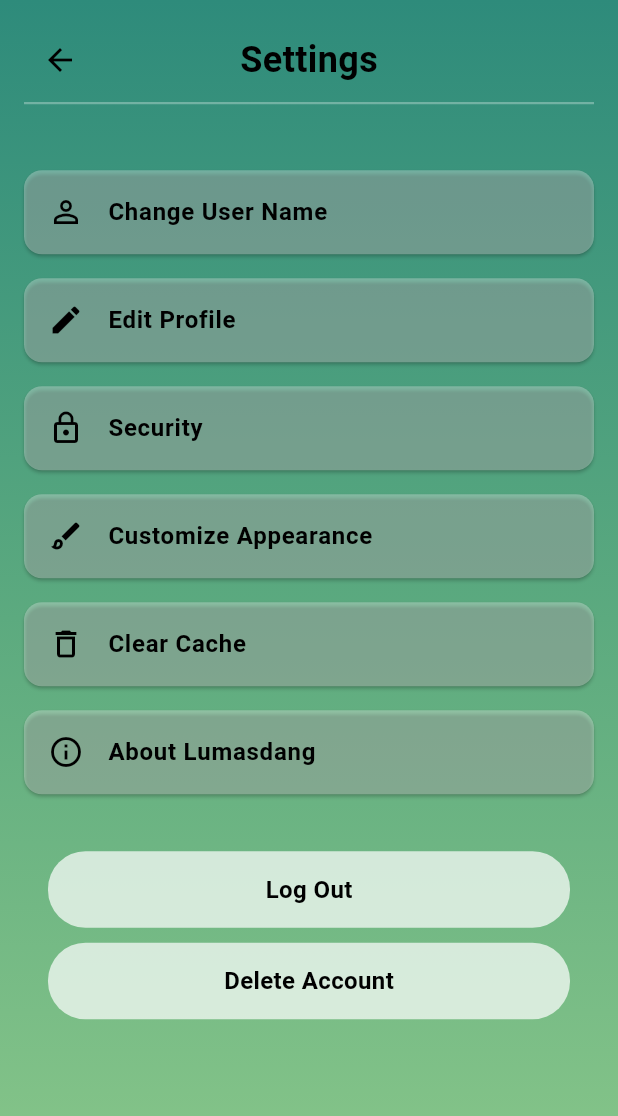
After one commit to dianesophia/LUMASDANG, a Flutter app: the MainSettings screen opened directly, on a phone screen of 412 x 824 dp. The commit adds this screen. Shown: the top 1116 px of the screen. Run offline on Flutter 3.47's test engine with Material 3 defaults, Android fonts, the phone set to English and light mode, and no system bars; our stand-ins replace cloud_firestore, connectivity_plus, firebase_auth, firebase_core, hive_flutter; accounts and stored records are empty; network calls fail.

Commit message:
Feat: Soft Delete for Delete Account

```diff
--- a/lib/screens/login.dart
+++ b/lib/screens/login.dart
@@ -1,5 +1,7 @@
+// lib/screens/login.dart
 import 'package:flutter/material.dart';
 import 'package:firebase_auth/firebase_auth.dart';
+import 'package:cloud_firestore/cloud_firestore.dart';
 import 'home.dart';
 import 'register.dart';
 
@@ -24,6 +26,7 @@ class _LoginPageState extends State<LoginPage> {
     super.dispose();
   }
 
+  // Login function with soft-delete check
   Future<void> _login() async {
     setState(() {
       _isLoading = true;
@@ -35,8 +38,29 @@ class _LoginPageState extends State<LoginPage> {
         password: _passwordController.text.trim(),
       );
 
+      final user = userCredential.user;
+      if (user != null) {
+        // Check if account is soft-deleted in Firestore
+        final doc = await FirebaseFirestore.instance
+            .collection('users')
+            .doc(user.uid)
+            .get();
+
+        if (doc.exists && doc.data()?['isDeleted'] == true) {
+          // Sign out immediately if deleted
+          await _auth.signOut();
+
+          ScaffoldMessenger.of(context).showSnackBar(
+            const SnackBar(
+              content: Text(
+                "This account has been deleted. Please register a new account.",
+              ),
+            ),
+          );
+          return; // Stop login
+        }
+
         // Login successful → go to HomePage
-      if (userCredential.user != null) {
         Navigator.pushReplacement(
           context,
           MaterialPageRoute(builder: (_) => const HomePage()),
@@ -59,8 +83,7 @@ class _LoginPageState extends State<LoginPage> {
     }
   }
 
-
-//Forgot password function
+  // Forgot password dialog
   Future<void> _showForgotPasswordDialog() async {
     final emailController = TextEditingController();
 
@@ -74,7 +97,6 @@ class _LoginPageState extends State<LoginPage> {
           titlePadding: const EdgeInsets.fromLTRB(24, 24, 24, 8),
           contentPadding: const EdgeInsets.fromLTRB(24, 8, 24, 0),
           actionsPadding: const EdgeInsets.fromLTRB(16, 8, 16, 16),
-
           title: Row(
             children: const [
               Icon(Icons.lock_reset, color: Color(0xFF2E8B7B)),
@@ -85,7 +107,6 @@ class _LoginPageState extends State<LoginPage> {
               ),
             ],
           ),
-
           content: Column(
             mainAxisSize: MainAxisSize.min,
             children: [
@@ -94,7 +115,6 @@ class _LoginPageState extends State<LoginPage> {
                 style: TextStyle(fontSize: 14, color: Colors.grey),
               ),
               const SizedBox(height: 20),
-
               TextField(
                 controller: emailController,
                 keyboardType: TextInputType.emailAddress,
@@ -115,7 +135,6 @@ class _LoginPageState extends State<LoginPage> {
               ),
             ],
           ),
-
           actions: [
             TextButton(
               onPressed: () => Navigator.pop(context),
@@ -124,7 +143,6 @@ class _LoginPageState extends State<LoginPage> {
                 style: TextStyle(color: Colors.grey),
               ),
             ),
-
             ElevatedButton(
               style: ElevatedButton.styleFrom(
                 backgroundColor: const Color(0xFF2E8B7B),
@@ -132,11 +150,11 @@ class _LoginPageState extends State<LoginPage> {
                 shape: RoundedRectangleBorder(
                   borderRadius: BorderRadius.circular(12),
                 ),
-              padding: const EdgeInsets.symmetric(horizontal: 24, vertical: 12),
+                padding:
+                    const EdgeInsets.symmetric(horizontal: 24, vertical: 12),
               ),
               onPressed: () async {
                 final email = emailController.text.trim();
-
                 if (email.isEmpty) {
                   ScaffoldMessenger.of(context).showSnackBar(
                     const SnackBar(content: Text("Please enter your email")),
@@ -146,9 +164,7 @@ class _LoginPageState extends State<LoginPage> {
 
                 try {
                   await _auth.sendPasswordResetEmail(email: email);
-
                   Navigator.pop(context);
-
                   ScaffoldMessenger.of(context).showSnackBar(
                     const SnackBar(
                       content: Text(
@@ -158,13 +174,11 @@ class _LoginPageState extends State<LoginPage> {
                   );
                 } on FirebaseAuthException catch (e) {
                   String message = "Something went wrong.";
-
                   if (e.code == 'user-not-found') {
                     message = "No account found with that email.";
                   } else if (e.code == 'invalid-email') {
                     message = "Invalid email format.";
                   }
-
                   ScaffoldMessenger.of(context).showSnackBar(
                     SnackBar(content: Text(message)),
                   );
@@ -179,8 +193,6 @@ class _LoginPageState extends State<LoginPage> {
 
     emailController.dispose();
   }
-
-
 
   @override
   Widget build(BuildContext context) {
@@ -271,12 +283,12 @@ class _LoginPageState extends State<LoginPage> {
                       ),
                     ),
                   ),
-
                   TextButton(
                     onPressed: () {
                       Navigator.push(
                         context,
-                        MaterialPageRoute(builder: (context) => const RegisterPage()),
+                        MaterialPageRoute(
+                            builder: (context) => const RegisterPage()),
                       );
                     },
                     child: const Text(
--- /dev/null
+++ b/lib/screens/settingsPages/aboutPages/aboutLumasdang.dart
@@ -0,0 +1 @@
+class Aboutlumasdang {}
--- /dev/null
+++ b/lib/screens/settingsPages/mainSettings.dart
@@ -0,0 +1,209 @@
+// lib/screens/settings/mainSettings.dart
+import 'package:flutter/material.dart';
+import 'package:firebase_auth/firebase_auth.dart';
+import 'package:lumasdang/screens/login.dart';// ✅ IMPORT ADDED
+import 'package:lumasdang/screens/settingsPages/aboutPages/mainAboutLumasdang.dart';
+import '../../services/local_db_service.dart';
+import '../../services/firestore_service.dart';
+
+class MainSettings extends StatelessWidget {
+  const MainSettings({super.key});
+
+  @override
+  Widget build(BuildContext context) {
+    return Scaffold(
+      body: Container(
+        decoration: const BoxDecoration(
+          gradient: LinearGradient(
+            begin: Alignment.topCenter,
+            end: Alignment.bottomCenter,
+            colors: [
+              Color(0xFF2E8B7B),
+              Color(0xFF5CAA7F),
+              Color(0xFF8BC88A),
+            ],
+          ),
+        ),
+        child: SafeArea(
+          child: Column(
+            children: [
+              // AppBar replacement
+              Padding(
+                padding: const EdgeInsets.symmetric(horizontal: 16.0, vertical: 16),
+                child: Column(
+                  children: [
+                    Row(
+                      children: [
+                        IconButton(
+                          icon: const Icon(Icons.arrow_back, color: Colors.black),
+                          onPressed: () => Navigator.pop(context),
+                        ),
+                        const Expanded(
+                          child: Center(
+                            child: Text(
+                              "Settings",
+                              style: TextStyle(
+                                color: Colors.black,
+                                fontWeight: FontWeight.bold,
+                                fontSize: 24,
+                              ),
+                            ),
+                          ),
+                        ),
+                        const SizedBox(width: 48),
+                      ],
+                    ),
+                    Container(
+                      margin: const EdgeInsets.only(top: 4),
+                      height: 1.5,
+                      width: double.infinity,
+                      color: Colors.white.withOpacity(0.3),
+                    ),
+                  ],
+                ),
+              ),
+
+              const SizedBox(height: 20),
+
+              Expanded(
+                child: ListView(
+                  padding: const EdgeInsets.symmetric(horizontal: 16),
+                  children: [
+                    _settingsTile(icon: Icons.person_outline, text: "Change User Name", onTap: () {}),
+                    _settingsTile(icon: Icons.edit, text: "Edit Profile", onTap: () {}),
+                    _settingsTile(icon: Icons.lock_outline, text: "Security", onTap: () {}),
+                    _settingsTile(icon: Icons.brush_outlined, text: "Customize Appearance", onTap: () {}),
+                    _settingsTile(icon: Icons.delete_outline, text: "Clear Cache", onTap: () {}),
+
+                    // ✅ ABOUT LUMASDANG NAVIGATION
+                    _settingsTile(
+                      icon: Icons.info_outline,
+                      text: "About Lumasdang",
+                      onTap: () {
+                        Navigator.push(
+                          context,
+                          MaterialPageRoute(
+                            builder: (_) => const MainAboutLumasdang(),
+                          ),
+                        );
+                      },
+                    ),
+
+                    const SizedBox(height: 30),
+
+                    // Log Out Button
+                    _bottomButton(
+                      text: "Log Out",
+                      color: Colors.white70,
+                      textColor: Colors.black,
+                      onTap: () async {
+                        try {
+                          await FirebaseAuth.instance.signOut();
+                          Navigator.pushReplacement(
+                              context, MaterialPageRoute(builder: (_) => const LoginPage()));
+                        } catch (e) {
+                          ScaffoldMessenger.of(context)
+                              .showSnackBar(SnackBar(content: Text("Failed to log out: $e")));
+                        }
+                      },
+                    ),
+
+                    const SizedBox(height: 10),
+
+                    // Delete Account Button
+                    _bottomButton(
+                      text: "Delete Account",
+                      color: Colors.white70,
+                      textColor: Colors.black,
+                      onTap: () => _showDeleteConfirmation(context),
+                    ),
+                  ],
+                ),
+              ),
+            ],
+          ),
+        ),
+      ),
+    );
+  }
+
+  Widget _settingsTile({required IconData icon, required String text, required VoidCallback onTap}) {
+    return Card(
+      margin: const EdgeInsets.symmetric(vertical: 8),
+      color: Colors.white.withOpacity(0.3),
+      shape: RoundedRectangleBorder(borderRadius: BorderRadius.circular(12)),
+      child: ListTile(
+        leading: Icon(icon, color: Colors.black),
+        title: Text(text,
+            style: const TextStyle(color: Colors.black, fontWeight: FontWeight.w600)),
+        onTap: onTap,
+      ),
+    );
+  }
+
+  Widget _bottomButton({
+    required String text,
+    required Color color,
+    required Color textColor,
+    required VoidCallback onTap,
+  }) {
+    return GestureDetector(
+      onTap: onTap,
+      child: Container(
+        margin: const EdgeInsets.symmetric(horizontal: 16),
+        padding: const EdgeInsets.symmetric(vertical: 14),
+        decoration: BoxDecoration(color: color, borderRadius: BorderRadius.circular(25)),
+        alignment: Alignment.center,
+        child: Text(text,
+            style: TextStyle(color: textColor, fontWeight: FontWeight.bold, fontSize: 16)),
+      ),
+    );
+  }
+
+  void _showDeleteConfirmation(BuildContext context) {
+    showDialog(
+      context: context,
+      builder: (ctx) => AlertDialog(
+        title: const Text("Delete Account"),
+        content: const Text(
+            "Are you sure you want to delete your account? This action will mark your account as deleted."),
+        actions: [
+          TextButton(
+            onPressed: () => Navigator.of(ctx).pop(),
+            child: const Text("Cancel"),
+          ),
+          ElevatedButton(
+            onPressed: () async {
+              Navigator.of(ctx).pop();
+              await _deleteAccount(context);
+            },
+            style: ElevatedButton.styleFrom(backgroundColor: Colors.redAccent),
+            child: const Text("Delete"),
+          ),
+        ],
+      ),
+    );
+  }
+
+  Future<void> _deleteAccount(BuildContext context) async {
+    final user = FirebaseAuth.instance.currentUser;
+    if (user == null) return;
+
+    try {
+      await LocalDbService.instance.softDeleteByUserId(user.uid);
+      await FirestoreService().softDeleteUser(user.uid);
+      await FirebaseAuth.instance.signOut();
+
+      ScaffoldMessenger.of(context).showSnackBar(
+        const SnackBar(content: Text("Your account has been deleted.")),
+      );
+
+      Future.delayed(const Duration(seconds: 1), () {
+        Navigator.pushReplacement(context, MaterialPageRoute(builder: (_) => const LoginPage()));
+      });
+    } catch (e) {
+      ScaffoldMessenger.of(context)
+          .showSnackBar(SnackBar(content: Text("Failed to delete account: $e")));
+    }
+  }
+}
```
Also changed, not shown: lib/screens/home.dart (+16 -0 lines), lib/screens/settingsPages/aboutPages/mainAboutLumasdang.dart (added, +131 -0 lines), lib/services/firestore_service.dart (+15 -1 lines), lib/services/local_db_service.dart (+84 -36 lines), lib/screens/settingsPages/cache.dart (added), lib/screens/settingsPages/changeUserName.dart (added), lib/screens/settingsPages/customizeAppearance.dart (added), lib/screens/settingsPages/editProfile.dart (added), lib/screens/settingsPages/security.dart (added). Lines whose indentation alone changed are shown as unchanged.
